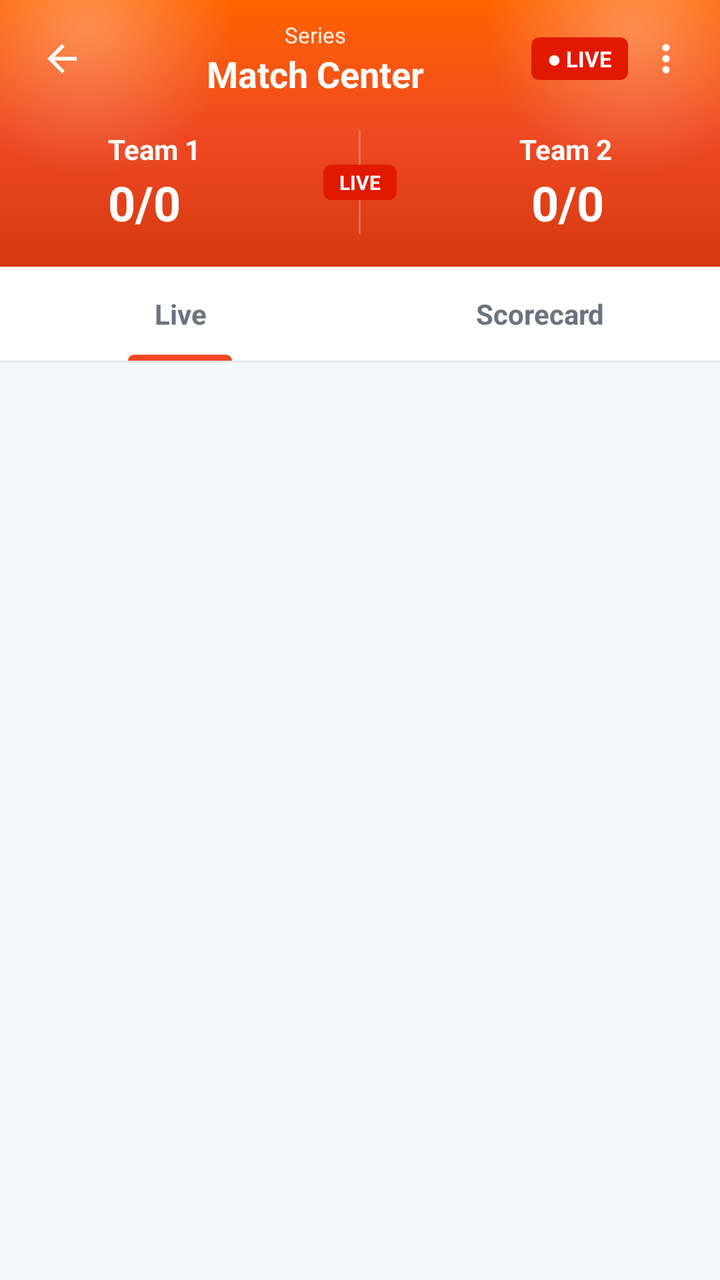
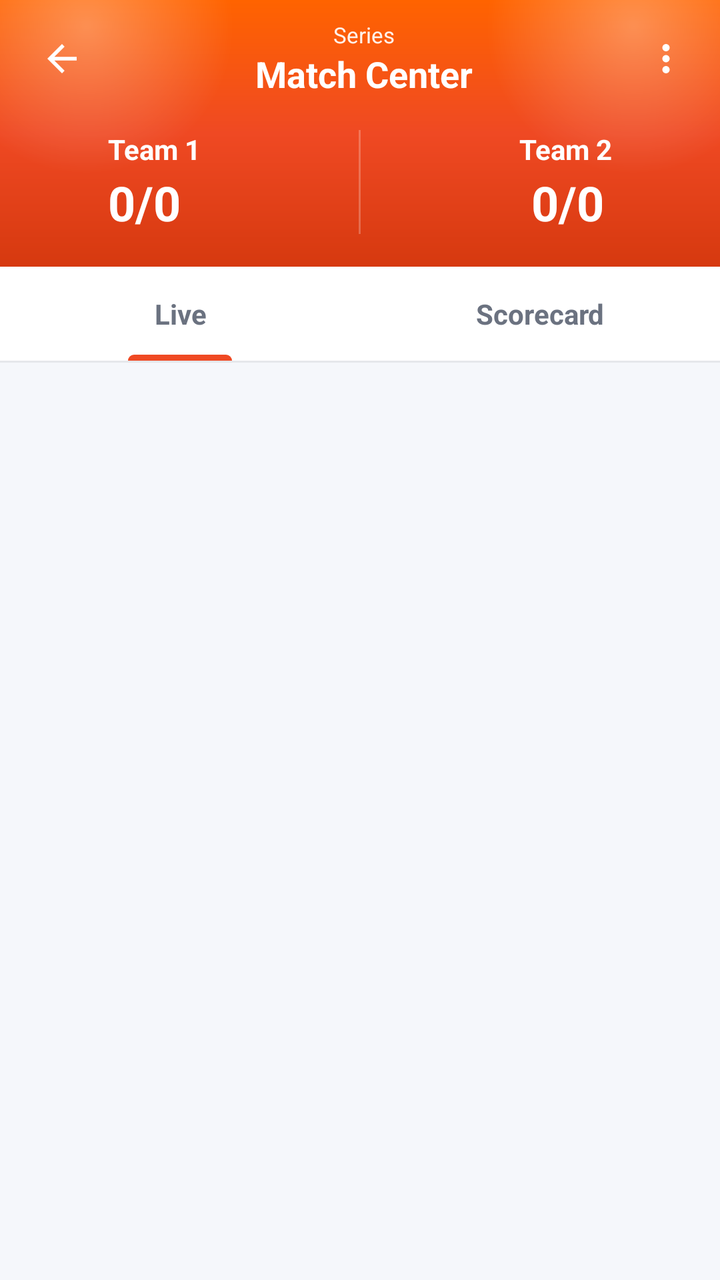

Before-and-after screenshots of an Android layout around one commit, followed by the original layout XML and the change that was made.
<!-- AndroidManifest.xml: activity theme AppTheme -->
<!-- res/layout/activity_match_center.xml -->
<?xml version="1.0" encoding="utf-8"?>
<LinearLayout xmlns:android="http://schemas.android.com/apk/res/android"
    android:id="@+id/mc_root"
    android:layout_width="match_parent"
    android:layout_height="match_parent"
    android:orientation="vertical"
    android:background="@color/cmp_surface_alt">

    
    <LinearLayout
        android:id="@+id/mc_header"
        android:layout_width="match_parent"
        android:layout_height="wrap_content"
        android:orientation="vertical"
        android:background="@drawable/bg_cmp_hero"
        android:paddingStart="12dp"
        android:paddingEnd="12dp"
        android:paddingTop="10dp"
        android:paddingBottom="16dp">

        
        <LinearLayout
            android:layout_width="match_parent"
            android:layout_height="wrap_content"
            android:orientation="horizontal"
            android:gravity="center_vertical">

            <ImageView
                android:id="@+id/mc_back"
                android:layout_width="38dp"
                android:layout_height="38dp"
                android:padding="8dp"
                android:contentDescription="Back"
                android:src="@drawable/ic_arrowwhite_back" />

            <LinearLayout
                android:layout_width="0dp"
                android:layout_height="wrap_content"
                android:layout_weight="1"
                android:orientation="vertical"
                android:gravity="center">

                <TextView
                    android:id="@+id/mc_series"
                    android:layout_width="wrap_content"
                    android:layout_height="wrap_content"
                    android:maxLines="1"
                    android:ellipsize="end"
                    android:gravity="center"
                    android:text="Series"
                    android:textColor="#FFFFFF"
                    android:textSize="11sp"
                    android:alpha="0.92" />

                <TextView
                    android:id="@+id/mc_title"
                    android:layout_width="wrap_content"
                    android:layout_height="wrap_content"
                    android:maxLines="1"
                    android:ellipsize="end"
                    android:gravity="center"
                    android:text="Match Center"
                    android:textColor="#FFFFFF"
                    android:textSize="18sp"
                    android:textStyle="bold" />
            </LinearLayout>

            <TextView
                android:id="@+id/mc_live_badge"
                android:layout_width="wrap_content"
                android:layout_height="wrap_content"
                android:background="@drawable/bg_cmp_live_badge"
                android:paddingStart="8dp"
                android:paddingEnd="8dp"
                android:paddingTop="3dp"
                android:paddingBottom="3dp"
                android:text="● LIVE"
                android:textColor="#FFFFFF"
                android:textSize="11sp"
                android:textStyle="bold" />

            <ImageView
                android:id="@+id/mc_overflow"
                android:layout_width="30dp"
                android:layout_height="30dp"
                android:layout_marginStart="4dp"
                android:padding="4dp"
                android:contentDescription="More"
                android:src="@drawable/ic_cmp_more" />
        </LinearLayout>

        
        <LinearLayout
            android:layout_width="match_parent"
            android:layout_height="wrap_content"
            android:orientation="horizontal"
            android:gravity="center_vertical"
            android:layout_marginTop="16dp">

            
            <LinearLayout
                android:layout_width="0dp"
                android:layout_height="wrap_content"
                android:layout_weight="1"
                android:orientation="horizontal"
                android:gravity="center_vertical">

                <ImageView
                    android:id="@+id/mc_team1_flag"
                    android:layout_width="34dp"
                    android:layout_height="34dp"
                    android:layout_marginEnd="8dp"
                    android:contentDescription="Team 1 flag" />

                <LinearLayout
                    android:layout_width="0dp"
                    android:layout_height="wrap_content"
                    android:layout_weight="1"
                    android:orientation="vertical">

                    <TextView
                        android:id="@+id/mc_team1_name"
                        android:layout_width="match_parent"
                        android:layout_height="wrap_content"
                        android:maxLines="1"
                        android:ellipsize="end"
                        android:text="Team 1"
                        android:textColor="#FFFFFF"
                        android:textSize="14sp"
                        android:textStyle="bold" />

                    <LinearLayout
                        android:layout_width="match_parent"
                        android:layout_height="wrap_content"
                        android:orientation="horizontal"
                        android:gravity="bottom"
                        android:layout_marginTop="1dp">

                        <TextView
                            android:id="@+id/mc_team1_score"
                            android:layout_width="wrap_content"
                            android:layout_height="wrap_content"
                            android:text="0/0"
                            android:textColor="#FFFFFF"
                            android:textSize="24sp"
                            android:textStyle="bold" />

                        <TextView
                            android:id="@+id/mc_team1_overs"
                            android:layout_width="wrap_content"
                            android:layout_height="wrap_content"
                            android:layout_marginStart="4dp"
                            android:layout_marginBottom="3dp"
                            android:text=""
                            android:textColor="#FFFFFF"
                            android:alpha="0.88"
                            android:textSize="13sp" />
                    </LinearLayout>

                    <TextView
                        android:id="@+id/mc_team1_rr"
                        android:layout_width="match_parent"
                        android:layout_height="wrap_content"
                        android:text=""
                        android:textColor="#FFFFFF"
                        android:alpha="0.82"
                        android:textSize="12sp"
                        android:visibility="gone" />
                </LinearLayout>
            </LinearLayout>

            
            <FrameLayout
                android:layout_width="wrap_content"
                android:layout_height="match_parent"
                android:layout_marginStart="6dp"
                android:layout_marginEnd="6dp">

                <View
                    android:layout_width="1dp"
                    android:layout_height="52dp"
                    android:layout_gravity="center_horizontal"
                    android:background="#3DFFFFFF" />

                <LinearLayout
                    android:layout_width="wrap_content"
                    android:layout_height="wrap_content"
                    android:layout_gravity="center"
                    android:orientation="vertical"
                    android:gravity="center">

                    <TextView
                        android:id="@+id/mc_center_live"
                        android:layout_width="wrap_content"
                        android:layout_height="wrap_content"
                        android:background="@drawable/bg_cmp_live_center"
                        android:paddingStart="8dp"
                        android:paddingEnd="8dp"
                        android:paddingTop="2dp"
                        android:paddingBottom="2dp"
                        android:text="LIVE"
                        android:textColor="#FFFFFF"
                        android:textSize="10sp"
                        android:textStyle="bold" />

                    <TextView
                        android:id="@+id/mc_center_sub"
                        android:layout_width="wrap_content"
                        android:layout_height="wrap_content"
                        android:layout_marginTop="3dp"
                        android:text=""
                        android:textColor="#FFFFFF"
                        android:alpha="0.9"
                        android:textSize="10sp"
                        android:textStyle="bold"
                        android:visibility="gone" />
                </LinearLayout>
            </FrameLayout>

            
            <LinearLayout
                android:layout_width="0dp"
                android:layout_height="wrap_content"
                android:layout_weight="1"
                android:orientation="horizontal"
                android:gravity="center_vertical">

                <LinearLayout
                    android:layout_width="0dp"
                    android:layout_height="wrap_content"
                    android:layout_weight="1"
                    android:orientation="vertical">

                    <TextView
                        android:id="@+id/mc_team2_name"
                        android:layout_width="match_parent"
                        android:layout_height="wrap_content"
                        android:maxLines="1"
                        android:ellipsize="end"
                        android:gravity="end"
                        android:text="Team 2"
                        android:textColor="#FFFFFF"
                        android:textSize="14sp"
                        android:textStyle="bold" />

                    <LinearLayout
                        android:layout_width="match_parent"
                        android:layout_height="wrap_content"
                        android:orientation="horizontal"
                        android:gravity="bottom|end"
                        android:layout_marginTop="1dp">

                        <TextView
                            android:id="@+id/mc_team2_score"
                            android:layout_width="wrap_content"
                            android:layout_height="wrap_content"
                            android:text="0/0"
                            android:textColor="#FFFFFF"
                            android:textSize="24sp"
                            android:textStyle="bold" />

                        <TextView
                            android:id="@+id/mc_team2_overs"
                            android:layout_width="wrap_content"
                            android:layout_height="wrap_content"
                            android:layout_marginStart="4dp"
                            android:layout_marginBottom="3dp"
                            android:text=""
                            android:textColor="#FFFFFF"
                            android:alpha="0.88"
                            android:textSize="13sp" />
                    </LinearLayout>

                    <TextView
                        android:id="@+id/mc_team2_rr"
                        android:layout_width="match_parent"
                        android:layout_height="wrap_content"
                        android:gravity="end"
                        android:text=""
                        android:textColor="#FFFFFF"
                        android:alpha="0.82"
                        android:textSize="12sp"
                        android:visibility="gone" />
                </LinearLayout>

                <ImageView
                    android:id="@+id/mc_team2_flag"
                    android:layout_width="34dp"
                    android:layout_height="34dp"
                    android:layout_marginStart="8dp"
                    android:contentDescription="Team 2 flag" />
            </LinearLayout>
        </LinearLayout>

        
        <TextView
            android:id="@+id/mc_equation"
            android:layout_width="match_parent"
            android:layout_height="wrap_content"
            android:layout_marginTop="14dp"
            android:background="@drawable/bg_cmp_equation_pill"
            android:paddingStart="16dp"
            android:paddingEnd="16dp"
            android:paddingTop="9dp"
            android:paddingBottom="9dp"
            android:gravity="center"
            android:maxLines="2"
            android:ellipsize="end"
            android:text=""
            android:textColor="#FFFFFF"
            android:textSize="13sp"
            android:textStyle="bold"
            android:visibility="gone" />
    </LinearLayout>

    
    <LinearLayout
        android:layout_width="match_parent"
        android:layout_height="wrap_content"
        android:orientation="horizontal"
        android:background="@color/cmp_surface">

        <LinearLayout
            android:layout_width="0dp"
            android:layout_height="wrap_content"
            android:layout_weight="1"
            android:orientation="vertical">

            <TextView
                android:id="@+id/tab_live"
                android:layout_width="match_parent"
                android:layout_height="wrap_content"
                android:gravity="center"
                android:paddingTop="14dp"
                android:paddingBottom="11dp"
                android:text="Live"
                android:textSize="14sp"
                android:textStyle="bold"
                android:textColor="@color/cmp_text_secondary" />

            <View
                android:id="@+id/tab_live_indicator"
                android:layout_width="52dp"
                android:layout_height="3dp"
                android:layout_gravity="center_horizontal"
                android:background="@drawable/bg_cmp_tab_indicator" />
        </LinearLayout>

        <LinearLayout
            android:layout_width="0dp"
            android:layout_height="wrap_content"
            android:layout_weight="1"
            android:orientation="vertical">

            <TextView
                android:id="@+id/tab_scorecard"
                android:layout_width="match_parent"
                android:layout_height="wrap_content"
                android:gravity="center"
                android:paddingTop="14dp"
                android:paddingBottom="11dp"
                android:text="Scorecard"
                android:textSize="14sp"
                android:textStyle="bold"
                android:textColor="@color/cmp_text_secondary" />

            <View
                android:id="@+id/tab_scorecard_indicator"
                android:layout_width="52dp"
                android:layout_height="3dp"
                android:layout_gravity="center_horizontal"
                android:background="@drawable/bg_cmp_tab_indicator"
                android:visibility="invisible" />
        </LinearLayout>
    </LinearLayout>

    <View
        android:layout_width="match_parent"
        android:layout_height="1dp"
        android:background="@color/cmp_border" />

    <ScrollView
        android:id="@+id/mc_scroll"
        android:layout_width="match_parent"
        android:layout_height="0dp"
        android:layout_weight="1"
        android:clipToPadding="false"
        android:fillViewport="true">

        <FrameLayout
            android:layout_width="match_parent"
            android:layout_height="wrap_content"
            android:padding="14dp">

            
            <LinearLayout
                android:id="@+id/content_live"
                android:layout_width="match_parent"
                android:layout_height="wrap_content"
                android:orientation="vertical">

                <LinearLayout
                    android:id="@+id/live_dynamic"
                    android:layout_width="match_parent"
                    android:layout_height="wrap_content"
                    android:orientation="vertical" />
            </LinearLayout>

            
            <LinearLayout
                android:id="@+id/content_scorecard"
                android:layout_width="match_parent"
                android:layout_height="wrap_content"
                android:orientation="vertical"
                android:visibility="gone" />

            
            <LinearLayout
                android:id="@+id/content_placeholder"
                android:layout_width="match_parent"
                android:layout_height="wrap_content"
                android:orientation="vertical"
                android:gravity="center_horizontal"
                android:paddingTop="48dp"
                android:visibility="gone">

                <ImageView
                    android:layout_width="48dp"
                    android:layout_height="48dp"
                    android:alpha="0.5"
                    android:src="@drawable/ic_cmp_expand"
                    android:tint="@color/cmp_text_secondary" />

                <TextView
                    android:id="@+id/placeholder_title"
                    android:layout_width="wrap_content"
                    android:layout_height="wrap_content"
                    android:layout_marginTop="12dp"
                    android:text="Scorecard"
                    android:textColor="@color/cmp_text_primary"
                    android:textSize="16sp"
                    android:textStyle="bold" />

                <TextView
                    android:id="@+id/placeholder_message"
                    android:layout_width="match_parent"
                    android:layout_height="wrap_content"
                    android:layout_marginTop="6dp"
                    android:gravity="center"
                    android:text="Detailed data will appear here once available for this match."
                    android:textColor="@color/cmp_text_secondary"
                    android:textSize="13sp" />
            </LinearLayout>
        </FrameLayout>
    </ScrollView>
</LinearLayout>
<!-- resources referenced by this layout -->
<resources>
  <color name="cmp_border">#E5E7EB</color>
  <color name="cmp_surface">#FFFFFF</color>
  <color name="cmp_surface_alt">#F5F7FB</color>
  <color name="cmp_text_primary">#111827</color>
  <color name="cmp_text_secondary">#6B7280</color>
  <!-- drawable bg_cmp_equation_pill (drawable) -->
  <?xml version="1.0" encoding="utf-8"?>
  <shape xmlns:android="http://schemas.android.com/apk/res/android" android:shape="rectangle">
      <solid android:color="#26FFFFFF" />
      <corners android:radius="22dp" />
      <stroke android:width="1dp" android:color="#33FFFFFF" />
  </shape>
  <!-- drawable bg_cmp_live_badge (drawable) -->
  <?xml version="1.0" encoding="utf-8"?>
  <shape xmlns:android="http://schemas.android.com/apk/res/android" android:shape="rectangle">
      <solid android:color="@color/cmp_live_red" />
      <corners android:radius="4dp" />
  </shape>
  <!-- drawable bg_cmp_live_center (drawable) -->
  <?xml version="1.0" encoding="utf-8"?>
  <shape xmlns:android="http://schemas.android.com/apk/res/android" android:shape="rectangle">
      <solid android:color="@color/cmp_live_red" />
      <corners android:radius="4dp" />
  </shape>
  <!-- drawable bg_cmp_tab_indicator (drawable) -->
  <?xml version="1.0" encoding="utf-8"?>
  <shape xmlns:android="http://schemas.android.com/apk/res/android" android:shape="rectangle">
      <solid android:color="@color/cmp_brand_orange" />
      <corners
          android:topLeftRadius="3dp"
          android:topRightRadius="3dp" />
  </shape>
  <!-- drawable ic_arrowwhite_back (drawable) -->
  <vector android:height="24dp" android:tint="#FFFFFF"
      android:viewportHeight="24.0" android:viewportWidth="24.0"
      android:width="24dp" xmlns:android="http://schemas.android.com/apk/res/android">
      <path android:fillColor="#FFFFFF" android:pathData="M20,11H7.83l5.59,-5.59L12,4l-8,8 8,8 1.41,-1.41L7.83,13H20v-2z"/>
  </vector>
  <!-- drawable ic_cmp_expand (drawable) -->
  <vector xmlns:android="http://schemas.android.com/apk/res/android"
      android:width="20dp"
      android:height="20dp"
      android:viewportWidth="24"
      android:viewportHeight="24"
      android:tint="#FFFFFF">
      <path
          android:fillColor="#FFFFFF"
          android:pathData="M7,14L5,14v5h5v-2L7,17v-3zM5,10h2L7,7h3L10,5L5,5v5zM17,17h-3v2h5v-5h-2v3zM14,5v2h3v3h2L19,5h-5z" />
  </vector>
  <!-- drawable ic_cmp_more (drawable) -->
  <?xml version="1.0" encoding="utf-8"?>
  <vector xmlns:android="http://schemas.android.com/apk/res/android"
      android:width="24dp"
      android:height="24dp"
      android:viewportWidth="24"
      android:viewportHeight="24"
      android:tint="#FFFFFF">
      <path
          android:fillColor="#FFFFFF"
          android:pathData="M12,8A2,2 0 1,0 12,4A2,2 0 1,0 12,8ZM12,14A2,2 0 1,0 12,10A2,2 0 1,0 12,14ZM12,20A2,2 0 1,0 12,16A2,2 0 1,0 12,20Z" />
  </vector>
  <color name="cmp_brand_orange_2">#FF6300</color>
  <color name="cmp_brand_orange">#EF4923</color>
  <color name="cmp_live_red">#E11900</color>
  <color name="brand_orange">#EF4923</color>
  <color name="whitewithblack">#FFFFFF</color>
  <color name="text_color_primary">#000000</color>
  <color name="colorTextSecondary">#656565</color>
  <color name="whitesren">#E4E4E4</color>
  <!-- unchanged entries left out for length: 2 -->
</resources>

<!-- the commit's change to res/layout/activity_match_center.xml (unified diff, before → after) -->
@@ -65,19 +65,36 @@
                     android:textStyle="bold" />
             </LinearLayout>
 
-            <TextView
+            
+            <LinearLayout
                 android:id="@+id/mc_live_badge"
                 android:layout_width="wrap_content"
                 android:layout_height="wrap_content"
+                android:orientation="horizontal"
+                android:gravity="center_vertical"
                 android:background="@drawable/bg_cmp_live_badge"
                 android:paddingStart="8dp"
-                android:paddingEnd="8dp"
-                android:paddingTop="3dp"
-                android:paddingBottom="3dp"
-                android:text="● LIVE"
-                android:textColor="#FFFFFF"
-                android:textSize="11sp"
-                android:textStyle="bold" />
+                android:paddingEnd="9dp"
+                android:paddingTop="4dp"
+                android:paddingBottom="4dp"
+                android:visibility="gone">
+
+                <View
+                    android:layout_width="6dp"
+                    android:layout_height="6dp"
+                    android:layout_marginEnd="5dp"
+                    android:background="@drawable/bg_cmp_live_dot" />
+
+                <TextView
+                    android:layout_width="wrap_content"
+                    android:layout_height="wrap_content"
+                    android:includeFontPadding="false"
+                    android:letterSpacing="0.12"
+                    android:text="LIVE"
+                    android:textColor="#FFFFFF"
+                    android:textSize="11sp"
+                    android:textStyle="bold" />
+            </LinearLayout>
 
             <ImageView
                 android:id="@+id/mc_overflow"
@@ -189,19 +206,36 @@
                     android:orientation="vertical"
                     android:gravity="center">
 
-                    <TextView
+                    
+                    <LinearLayout
                         android:id="@+id/mc_center_live"
                         android:layout_width="wrap_content"
                         android:layout_height="wrap_content"
+                        android:orientation="horizontal"
+                        android:gravity="center_vertical"
                         android:background="@drawable/bg_cmp_live_center"
-                        android:paddingStart="8dp"
+                        android:paddingStart="7dp"
                         android:paddingEnd="8dp"
-                        android:paddingTop="2dp"
-                        android:paddingBottom="2dp"
-                        android:text="LIVE"
-                        android:textColor="#FFFFFF"
-                        android:textSize="10sp"
-                        android:textStyle="bold" />
+                        android:paddingTop="3dp"
+                        android:paddingBottom="3dp"
+                        android:visibility="gone">
+
+                        <View
+                            android:layout_width="5dp"
+                            android:layout_height="5dp"
+                            android:layout_marginEnd="4dp"
+                            android:background="@drawable/bg_cmp_live_dot" />
+
+                        <TextView
+                            android:layout_width="wrap_content"
+                            android:layout_height="wrap_content"
+                            android:includeFontPadding="false"
+                            android:letterSpacing="0.12"
+                            android:text="LIVE"
+                            android:textColor="#FFFFFF"
+                            android:textSize="10sp"
+                            android:textStyle="bold" />
+                    </LinearLayout>
 
                     <TextView
                         android:id="@+id/mc_center_sub"
<!-- resource entries referenced after the edit -->
@@ -14,15 +14,26 @@
   </shape>
   <!-- drawable bg_cmp_live_badge (drawable) -->
   <?xml version="1.0" encoding="utf-8"?>
-  <shape xmlns:android="http://schemas.android.com/apk/res/android" android:shape="rectangle">
+  <shape xmlns:android="http://schemas.android.com/apk/res/android"
+      android:shape="rectangle">
       <solid android:color="@color/cmp_live_red" />
-      <corners android:radius="4dp" />
+      <corners android:radius="999dp" />
   </shape>
   <!-- drawable bg_cmp_live_center (drawable) -->
   <?xml version="1.0" encoding="utf-8"?>
-  <shape xmlns:android="http://schemas.android.com/apk/res/android" android:shape="rectangle">
+  <shape xmlns:android="http://schemas.android.com/apk/res/android"
+      android:shape="rectangle">
       <solid android:color="@color/cmp_live_red" />
-      <corners android:radius="4dp" />
+      <corners android:radius="999dp" />
+  </shape>
+  <!-- drawable bg_cmp_live_dot (drawable) -->
+  <?xml version="1.0" encoding="utf-8"?>
+  <shape xmlns:android="http://schemas.android.com/apk/res/android"
+      android:shape="oval">
+      <solid android:color="#FFFFFF" />
+      <size
+          android:width="6dp"
+          android:height="6dp" />
   </shape>
   <!-- drawable bg_cmp_tab_indicator (drawable) -->
   <?xml version="1.0" encoding="utf-8"?>
